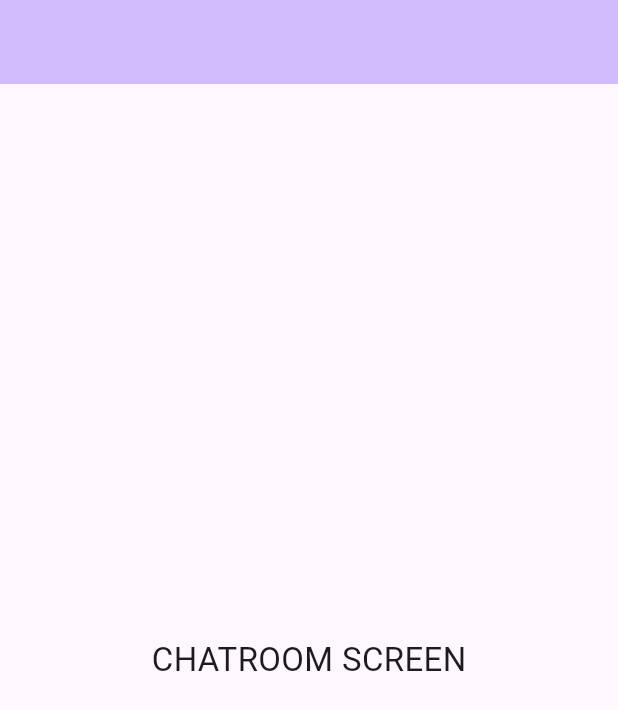
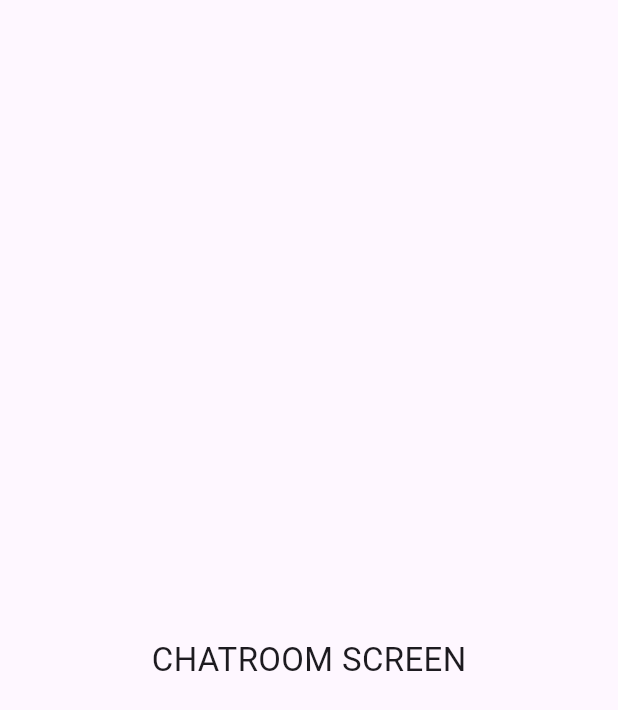
Before and after one commit to spuello/cyberchatbot, a Flutter app: the screen it shows after launch, on a phone screen of 412 x 824 dp. Shown: the top 710 px of the screen. Run offline on Flutter 3.47's test engine with Material 3 defaults, Android fonts, the phone set to English and light mode, and no system bars; our stand-ins replace sizer.

Commit message:
Configure basic app theme and color palette

```diff
--- a/lib/Features/Chatroom /chatroom_screen.dart
+++ b/lib/Features/Chatroom /chatroom_screen.dart
@@ -12,9 +12,7 @@ class _ChatroomScreenState extends State<ChatroomScreen> {
   @override
   Widget build(BuildContext context) {
     return Scaffold(
-      appBar: AppBar(
-        backgroundColor: Theme.of(context).colorScheme.inversePrimary,
-      ),
+      appBar: AppBar(),
       body: Center(
         child: Column(
           mainAxisAlignment: MainAxisAlignment.center,
--- a/lib/cyberbot_app.dart
+++ b/lib/cyberbot_app.dart
@@ -18,11 +18,15 @@ class CyberbotApp extends StatelessWidget {
       return MaterialApp(
         title: 'Cyber Chat Bot',
         onGenerateRoute: _appRouter.generateRoute,
-        theme: ThemeData(
-          colorScheme: ColorScheme.fromSeed(seedColor: Colors.deepPurple),
-          useMaterial3: true,
-        ),
+        theme: buildAppThemeData(),
       );
     });
   }
+
+  ThemeData buildAppThemeData() {
+    return ThemeData(
+        colorScheme: ColorScheme.fromSeed(seedColor: Colors.deepPurple),
+        useMaterial3: true,
+      );
+  }
 }
```
Also changed, not shown: lib/theme/app_colors.dart (added, +9 -0 lines), lib/theme/app_theme.dart (added, +10 -0 lines).
